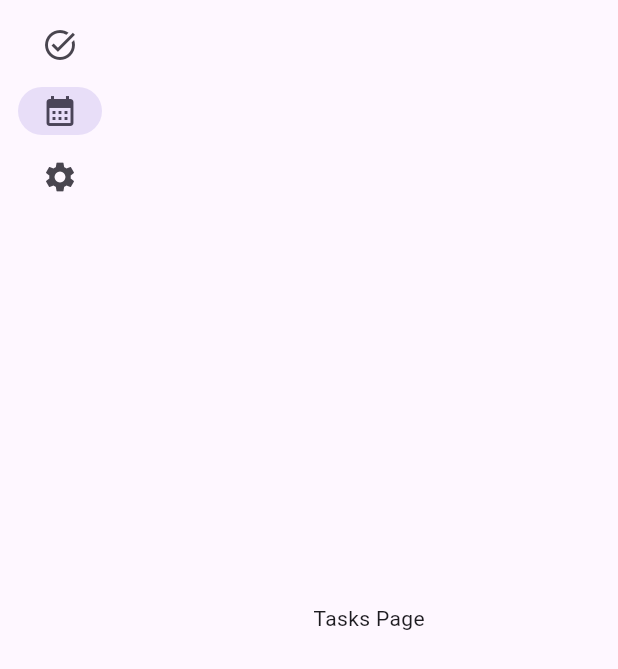
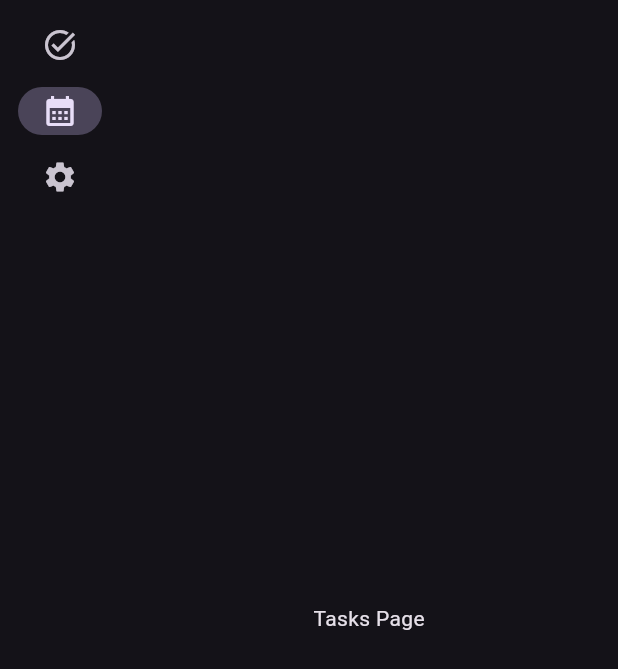
Before and after one commit to vuvic/todo, a Flutter app: the screen it shows after launch, after a tap on "Calendar", on a phone screen of 412 x 824 dp. Shown: the top 669 px of the screen. Run offline on Flutter 3.47's test engine with Material 3 defaults, Android fonts, the phone set to English and light mode, and no system bars.

Commit message:
feat: set app theme to dark mode by default

```diff
--- a/lib/main.dart
+++ b/lib/main.dart
@@ -1,4 +1,5 @@
 import 'package:flutter/material.dart';
+import 'upcoming_tasks_page.dart';
 
 void main() {
   runApp(const Todo());
@@ -15,7 +16,7 @@ class _TodoState extends State<Todo> {
   int _selectedIndex = 0;
 
   final List<Widget> _pages = [
-    const Center(child: Text('Home Page')),
+    const UpcomingTasksPage(),
     const Center(child: Text('Tasks Page')),
     const Center(child: Text('Settings Page')),
   ];
@@ -29,6 +30,7 @@ class _TodoState extends State<Todo> {
   @override
   Widget build(BuildContext context) {
     return MaterialApp(
+      theme: ThemeData.dark(),
       home: Scaffold(
         body: Row(
           children: [
@@ -38,17 +40,24 @@ class _TodoState extends State<Todo> {
                 onDestinationSelected: _onDestinationSelected,
                 destinations: const <NavigationRailDestination>[
                   NavigationRailDestination(
-                    icon: Icon(Icons.task_alt), label: Text("Tasks")),
+                    icon: Icon(Icons.task_alt),
+                    label: Text("Tasks"),
+                  ),
                   NavigationRailDestination(
-                    icon: Icon(Icons.calendar_month), label: Text("Calendar")),
+                    icon: Icon(Icons.calendar_month),
+                    label: Text("Calendar"),
+                  ),
                   NavigationRailDestination(
-                    icon: Icon(Icons.settings), label: Text("Settings")),
+                    icon: Icon(Icons.settings),
+                    label: Text("Settings"),
+                  ),
                 ],
               ),
             ),
             Expanded(child: _pages[_selectedIndex]),
           ],
         ),
-    ));
+      ),
+    );
   }
 }
```
Lines whose indentation alone changed are shown as unchanged.
